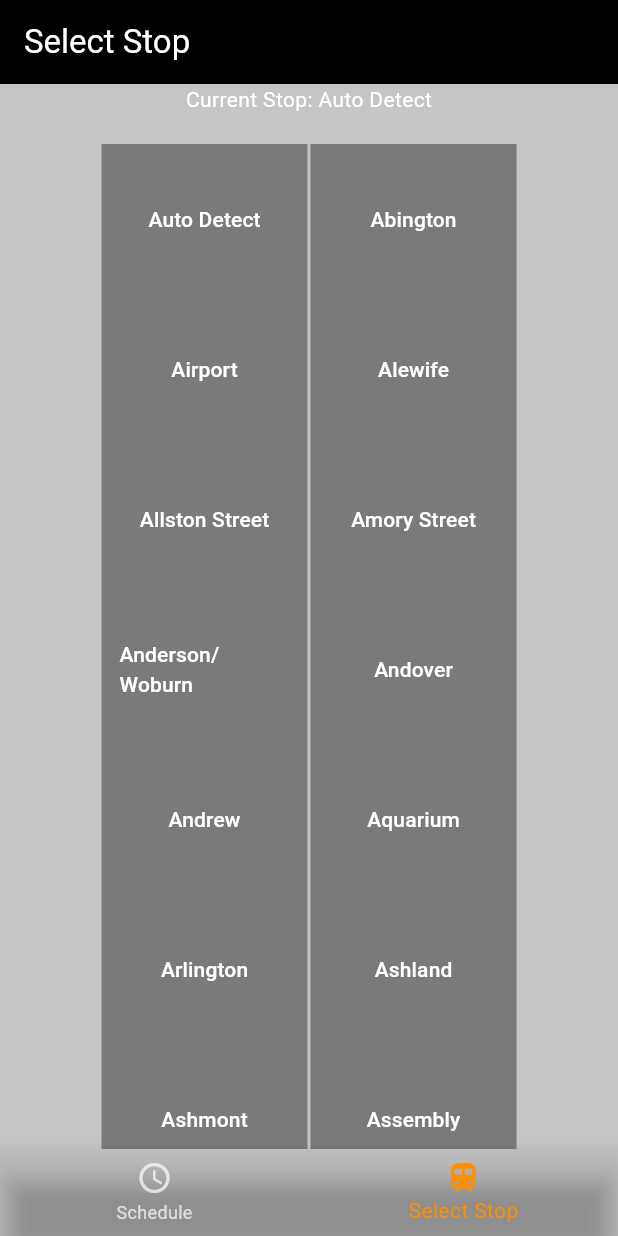
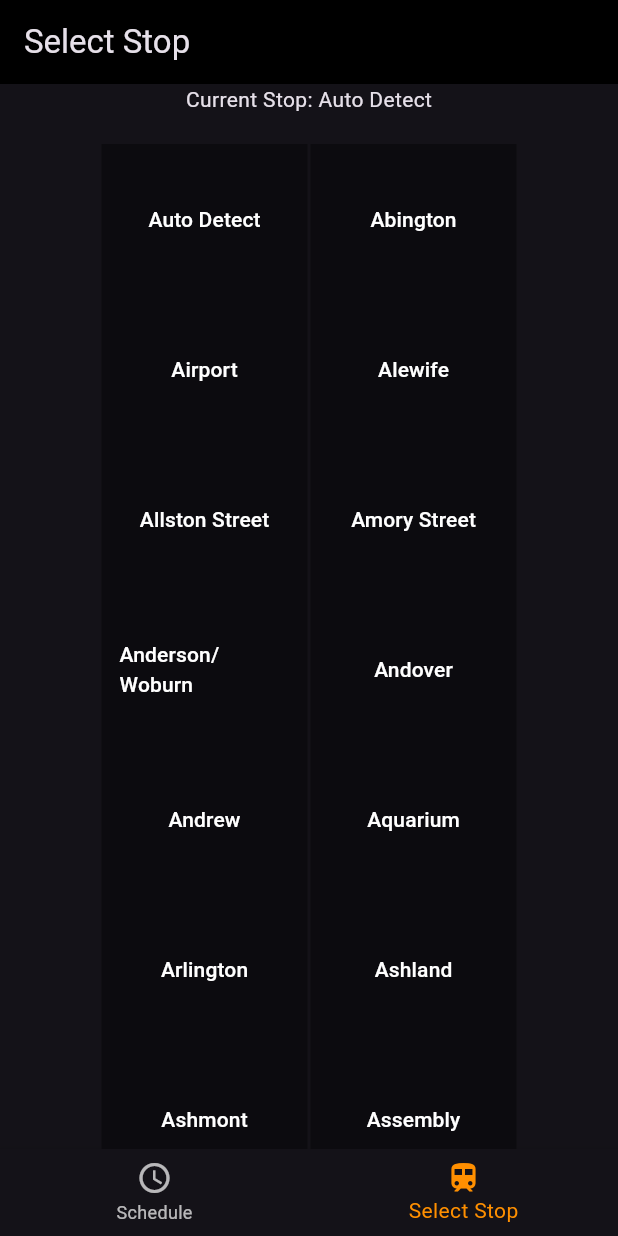
Before and after one commit to prushton2/TTracker, a Flutter app: the screen it shows after launch, item 2 of the bottom bar chosen, on a phone screen of 412 x 824 dp. Run offline on Flutter 3.47's test engine with Material 3 defaults, Android fonts, the phone set to English and light mode, and no system bars; our stand-ins replace geolocator; network calls fail.

Commit message:
styling fix

```diff
--- a/lib/main.dart
+++ b/lib/main.dart
@@ -33,20 +33,22 @@ class MyApp extends StatelessWidget {
     return MaterialApp(
       debugShowCheckedModeBanner: false,
       title: 'Station Name',
-      theme: ThemeData(
-        colorScheme: ColorScheme(
-          brightness: Brightness.dark,
-          primary: Colors.black12,
-          onPrimary: Colors.white,
-          secondary: Colors.blue,
-          onSecondary: Colors.white,
-          error: Colors.orange,
-          onError: Colors.black,
-          surface: Colors.black12,
-          onSurface: Colors.white,
-        ),
-        useMaterial3: true,
-      ),
+      theme: ThemeData.dark(useMaterial3: true),
+      // theme: ThemeData.dark; //(
+      //   colorScheme: const ColorScheme(
+      //     brightness: Brightness.dark,
+      //     primary: Colors.black12,
+      //     accentColor: Colors.black12
+      //     // onPrimary: Colors.white,
+      //     // secondary: Colors.blue,
+      //     // onSecondary: Colors.white,
+      //     // error: Colors.orange,
+      //     // onError: Colors.black,
+      //     // surface: Colors.black12,
+      //     // onSurface: Colors.white,
+      //   ),
+      //   useMaterial3: true,
+      // ),
       home: const MyHomePage(title: 'Station Name'),
     );
   }
```
Also changed, not shown: pubspec.lock.
